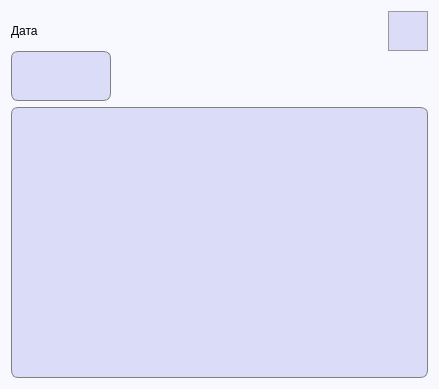
Qt form ViewTask.ui (FediiBohdan/TechService) before a commit.
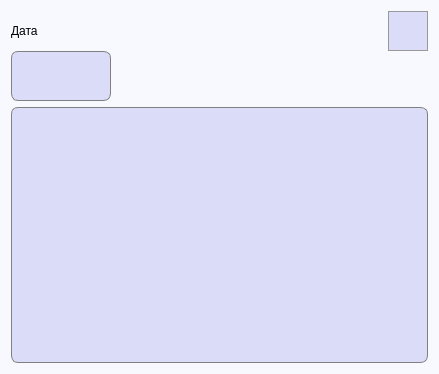
The same form after that commit. Icons and pictures are not drawn.

Patch:
```diff
--- a/ViewTask.ui
+++ b/ViewTask.ui
@@ -7,7 +7,7 @@
     <x>0</x>
     <y>0</y>
     <width>439</width>
-    <height>389</height>
+    <height>374</height>
    </rect>
   </property>
   <property name="windowTitle">
```
